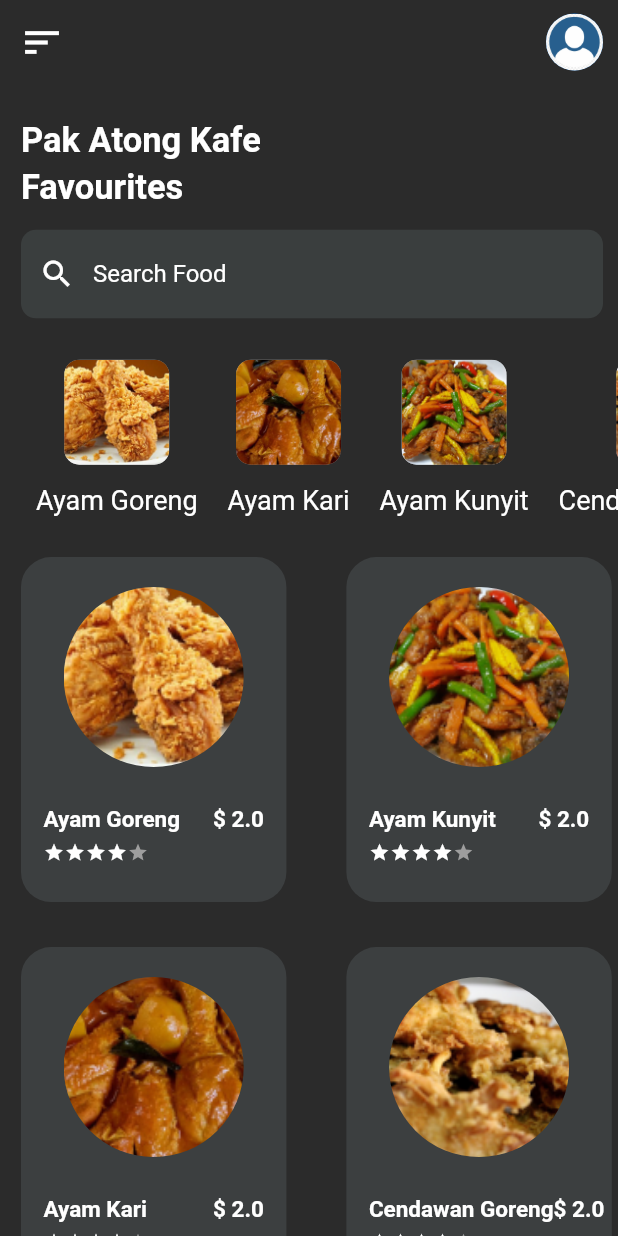
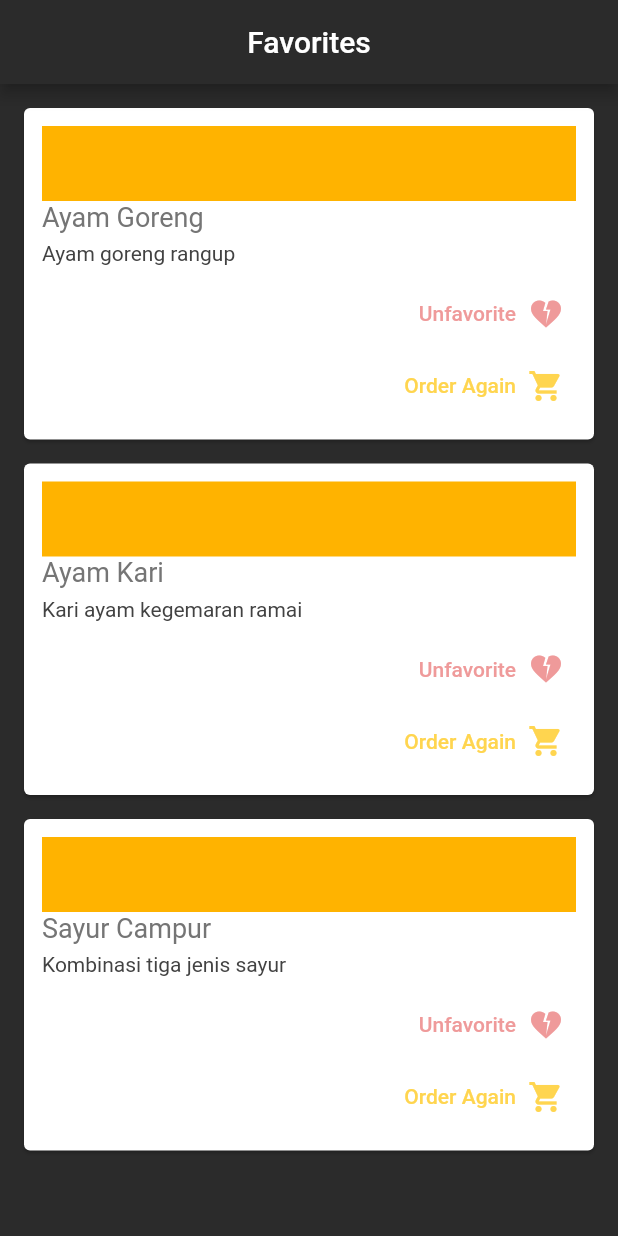
Before and after one commit to UTM-AD-Group-Bolt/Pak-Atong-Kafe-App, a Flutter app: the screen it shows after launch, on a phone screen of 412 x 824 dp. Run offline on Flutter 3.47's test engine with Material 2 defaults, Android fonts, the phone set to English and light mode, and no system bars.

Commit message:
checkpoint 10

```diff
--- /dev/null
+++ b/lib/favorite.dart
@@ -0,0 +1,8 @@
+class Favorite {
+
+  String foodDesc;
+  String foodName;
+
+  Favorite({ required this.foodDesc, required this.foodName });
+
+}
--- /dev/null
+++ b/lib/favoritePage.dart
@@ -0,0 +1,39 @@
+import 'package:flutter/material.dart';
+import 'favorite.dart';
+import 'favorite_card.dart';
+
+class FavoriteList extends StatefulWidget {
+  @override
+  _FavoriteListState createState() => _FavoriteListState();
+}
+
+class _FavoriteListState extends State<FavoriteList> {
+
+  List<Favorite> favorites = [
+    Favorite(foodName: 'Ayam Goreng', foodDesc: 'Ayam goreng rangup'),
+    Favorite(foodName: 'Ayam Kari', foodDesc: 'Kari ayam kegemaran ramai'),
+    Favorite(foodName: 'Sayur Campur', foodDesc: 'Kombinasi tiga jenis sayur')
+  ];
+
+  @override
+  Widget build(BuildContext context) {
+    return Scaffold(
+      backgroundColor: Color(0xff2b2b2b),
+      appBar: AppBar(
+        title: Text('Favorites'),
+        centerTitle: true,
+        backgroundColor: Color(0xff2b2b2b),
+      ),
+      body: Column(
+        children: favorites.map((favorite) => FavoriteCard(
+            favorite: favorite,
+            delete: () {
+              setState(() {
+                favorites.remove(favorite);
+              });
+            }
+        )).toList(),
+      ),
+    );
+  }
+}
--- /dev/null
+++ b/lib/favorite_card.dart
@@ -0,0 +1,79 @@
+import 'package:flutter/material.dart';
+import 'favorite.dart';
+
+class FavoriteCard extends StatelessWidget {
+  final Favorite favorite;
+  final Function() delete;
+
+  FavoriteCard({required this.favorite, required this.delete});
+
+  @override
+  Widget build(BuildContext context) {
+    return Card(
+        margin: const EdgeInsets.fromLTRB(16.0, 16.0, 16.0, 0),
+        child: Padding(
+
+
+          padding: const EdgeInsets.all(12.0),
+          child: Column(
+            crossAxisAlignment: CrossAxisAlignment.stretch,
+
+            children: <Widget>[
+              Container(
+                alignment: Alignment.topLeft,
+                color: Colors.amber[600],
+                width: 30.0,
+                height: 50.0,
+              ),
+
+              Text(
+                favorite.foodName,
+                style: TextStyle(
+                  fontSize: 18.0,
+                  color: Colors.grey[600],
+                ),
+              ),
+              SizedBox(height: 6.0),
+              Text(
+                favorite.foodDesc,
+                style: TextStyle(
+                  fontSize: 14.0,
+                  color: Colors.grey[800],
+                ),
+              ),
+              SizedBox(height: 8.0),
+              Align(
+                alignment: Alignment.bottomRight,
+                child: Directionality(
+                  textDirection: TextDirection.rtl,
+                  child: TextButton.icon(
+                    style: ButtonStyle(
+                      foregroundColor:
+                          MaterialStateProperty.all(Colors.red[200]),
+                    ),
+                    onPressed: delete,
+                    label: Text('Unfavorite'),
+                    icon: Icon(Icons.heart_broken),
+                  ),
+                ),
+              ),
+              Align(
+                alignment: Alignment.bottomRight,
+                child: Directionality(
+                  textDirection: TextDirection.rtl,
+                  child: TextButton.icon(
+                    style: ButtonStyle(
+                      foregroundColor:
+                          MaterialStateProperty.all(Colors.amber[300]),
+                    ),
+                    onPressed: delete,
+                    label: Text('Order Again'),
+                    icon: Icon(Icons.shopping_cart),
+                  ),
+                ),
+              )
+            ],
+          ),
+        ));
+  }
+}
--- a/lib/main.dart
+++ b/lib/main.dart
@@ -1,5 +1,9 @@
 import 'package:flutter/material.dart';
 import 'HomePage.dart';
+import 'MenuDetailsPage.dart';
+import 'favoritePage.dart';
+import 'favorite.dart';
+import 'favorite_card.dart';
 
 void main() {
   runApp(MyApp());
@@ -9,7 +13,7 @@ class MyApp extends StatelessWidget {
   @override
   Widget build(BuildContext context) {
     return MaterialApp(
-      home: HomePage(),
+      home: FavoriteList(),
     );
   }
 }
```
Also changed, not shown: lib/HomePage.dart (+31 -7 lines), lib/MenuDetailsPage.dart (added).
